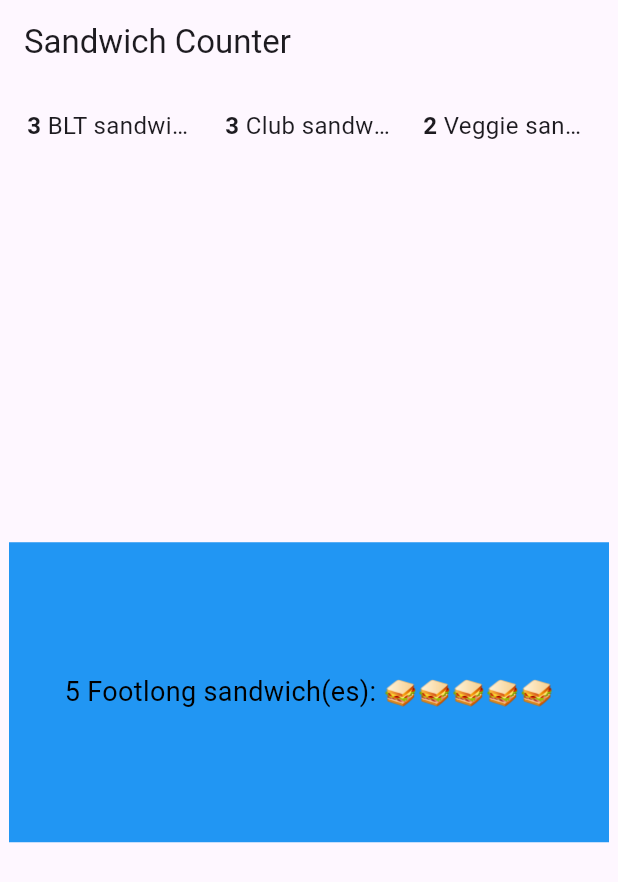
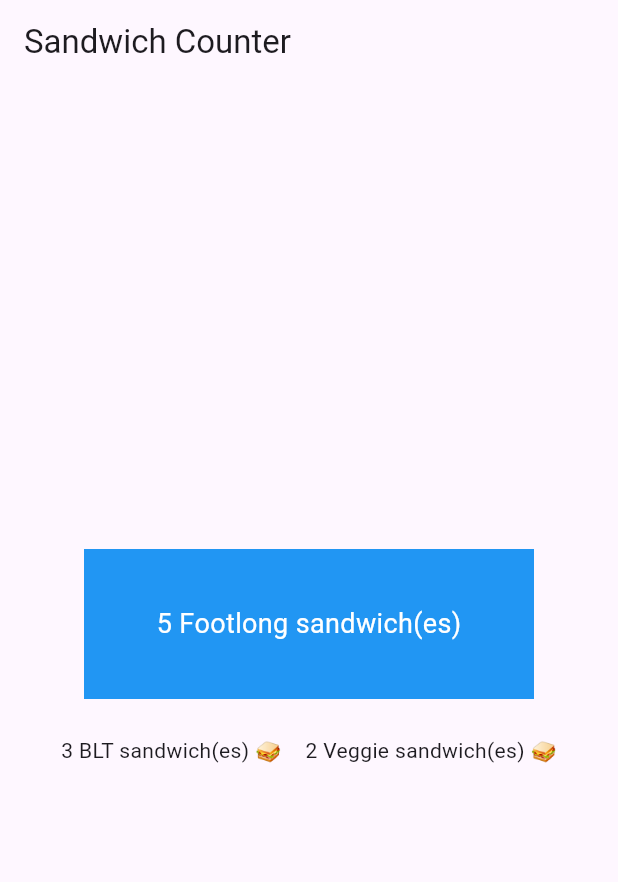
Before and after one commit to fardean08/sandwichshop_worksheet01, a Flutter app: the screen it shows after launch, on a phone screen of 412 x 824 dp. Shown: the top 882 px of the screen. Run offline on Flutter 3.47's test engine with Material 3 defaults, Android fonts, the phone set to English and light mode, and no system bars.

Commit message:
worksheet 3 update 1

```diff
--- a/lib/main.dart
+++ b/lib/main.dart
@@ -4,35 +4,51 @@ void main() {
   runApp(const App());
 }
 
-// Main App
+// Step 1: Use OrderScreen instead of static Scaffold
 class App extends StatelessWidget {
   const App({super.key});
 
   @override
   Widget build(BuildContext context) {
-    return MaterialApp(
+    return const MaterialApp(
       title: 'Sandwich Shop App',
-      home: Scaffold(
-        appBar: AppBar(title: const Text('Sandwich Counter')),
-        body: Column(
+      home: OrderScreen(),
+    );
+  }
+}
+
+// Step 2: Create OrderScreen (stateful) but no interactivity yet
+class OrderScreen extends StatefulWidget {
+  const OrderScreen({super.key});
+
+  @override
+  State<OrderScreen> createState() => _OrderScreenState();
+}
+
+class _OrderScreenState extends State<OrderScreen> {
+  int _quantity = 5;
+  String _sandwichType = 'Footlong';
+
+  @override
+  Widget build(BuildContext context) {
+    return Scaffold(
+      appBar: AppBar(title: const Text('Sandwich Counter')),
+      body: Center(
+        child: Column(
+          mainAxisAlignment: MainAxisAlignment.center,
           children: [
-            Padding(
-              padding: const EdgeInsets.only(top: 12.0, left: 12.0, right: 12.0),
-              child: Row(
-                mainAxisAlignment: MainAxisAlignment.spaceBetween,
-                children: const [
-                  Expanded(child: OrderCompactDisplay(3, 'BLT sandwich(es)')),
-                  SizedBox(width: 8),
-                  Expanded(child: OrderCompactDisplay(3, 'Club sandwich(es)')),
-                  SizedBox(width: 8),
-                  Expanded(child: OrderCompactDisplay(2, 'Veggie sandwich(es)')),
-                ],
-              ),
-            ),
-            const Expanded(
-              child: Center(
-                child: OrderItemDisplay(5, 'Footlong'),
-              ),
+            // Reuse old OrderItemDisplay
+            OrderItemDisplay(_quantity, _sandwichType),
+
+            // Keep some of the old compact display for reference
+            const SizedBox(height: 20),
+            Row(
+              mainAxisAlignment: MainAxisAlignment.center,
+              children: const [
+                OrderCompactDisplay(3, 'BLT sandwich(es)'),
+                SizedBox(width: 8),
+                OrderCompactDisplay(2, 'Veggie sandwich(es)'),
+              ],
             ),
           ],
         ),
@@ -42,122 +58,37 @@ class App extends StatelessWidget {
 }
 
 class OrderItemDisplay extends StatelessWidget {
+  final int quantity;
   final String itemType;
-  final int quantity;
 
   const OrderItemDisplay(this.quantity, this.itemType, {super.key});
 
   @override
   Widget build(BuildContext context) {
     return Container(
-      width: 400,
-      height: 200,
+      width: 300,
+      height: 100,
       color: Colors.blue,
       alignment: Alignment.center,
       child: Text(
-        '$quantity $itemType sandwich(es): ${List.filled(quantity, '🥪').join()}',
-        style: const TextStyle(color: Colors.black, fontSize: 18),
-        maxLines: 1,
-        overflow: TextOverflow.ellipsis,
+        '$quantity $itemType sandwich(es)',
+        style: const TextStyle(color: Colors.white, fontSize: 18),
       ),
     );
   }
 }
 
-// Compact display for top row
 class OrderCompactDisplay extends StatelessWidget {
+  final int quantity;
   final String itemType;
-  final int quantity;
 
   const OrderCompactDisplay(this.quantity, this.itemType, {super.key});
 
   @override
   Widget build(BuildContext context) {
     return Padding(
-      padding: const EdgeInsets.symmetric(horizontal: 6.0, vertical: 4.0),
-      child: Row(
-        mainAxisAlignment: MainAxisAlignment.start,
-        children: [
-          // Quantity first
-          Text(
-            '$quantity ',
-            style: const TextStyle(fontWeight: FontWeight.bold, fontSize: 16),
-          ),
-          // Sandwich name and emoji together
-          Expanded(
-            child: Text(
-              '$itemType ${List.filled(quantity, '🥪').join()}',
-              style: const TextStyle(fontSize: 16),
-              maxLines: 1,
-              overflow: TextOverflow.ellipsis,
-            ),
-          ),
-        ],
-      ),
+      padding: const EdgeInsets.all(4.0),
+      child: Text('$quantity $itemType 🥪'),
     );
   }
 }
-
-// Example leftover template widgets (you can remove if not needed)
-class MyApp extends StatelessWidget {
-  const MyApp({super.key});
-
-  @override
-  Widget build(BuildContext context) {
-    return MaterialApp(
-      title: 'Sandwich Shop App',
-      theme: ThemeData(
-        colorScheme: ColorScheme.fromSeed(seedColor: Colors.green),
-      ),
-      home: const MyHomePage(title: 'My Sandwich Shop'),
-    );
-  }
-}
-
-class MyHomePage extends StatefulWidget {
-  const MyHomePage({super.key, required this.title});
-  final String title;
-
-  @override
-  State<MyHomePage> createState() => _MyHomePageState();
-}
-
-class _MyHomePageState extends State<MyHomePage> {
-  int _counter = 0;
-
-  void _incrementCounter() {
-    setState(() {
-      _counter++;
-    });
-  }
-
-  @override
-  Widget build(BuildContext context) {
-    return Scaffold(
-      appBar: AppBar(
-        backgroundColor: Theme.of(context).colorScheme.inversePrimary,
-        title: Text(widget.title),
-      ),
-      body: const Center(
-        child: Column(
-          mainAxisAlignment: MainAxisAlignment.center,
-          children: <Widget>[
-            Text(
-              'Welcome to my shop!',
-              style: TextStyle(
-                fontSize: 24,
-                color: Colors.green,
-                fontWeight: FontWeight.bold,
-              ),
-            ),
-          ],
-        ),
-      ),
-      floatingActionButton: FloatingActionButton(
-        onPressed: _incrementCounter,
-        tooltip: 'Increment',
-        child: const Icon(Icons.add),
-      ),
-    );
-  }
-}
```
